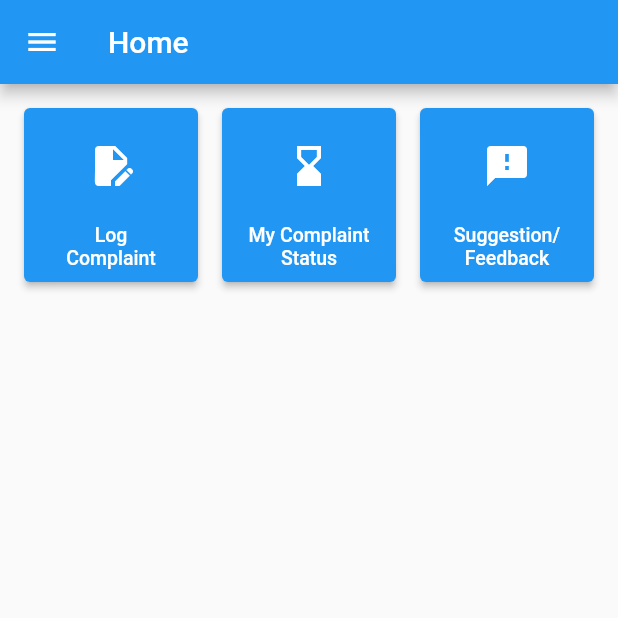
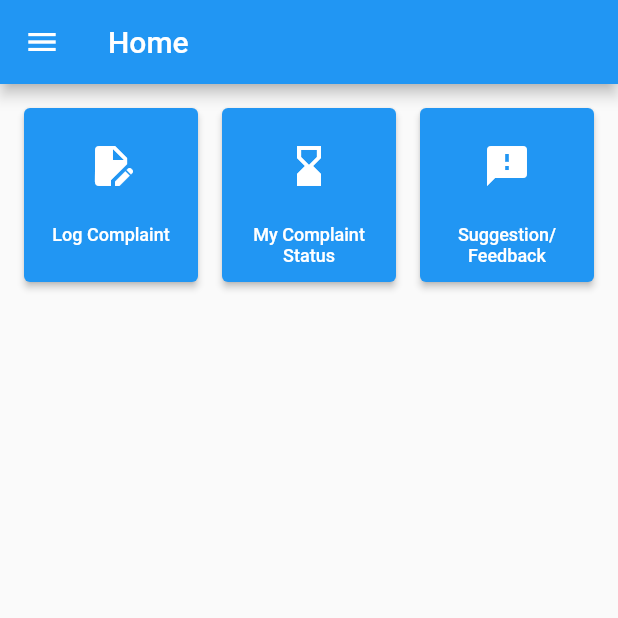
Before and after one commit to Chinmay-Gurav/DeltaNode, a Flutter app: the HomePage screen opened directly, on a phone screen of 412 x 824 dp, the top half of it. Run offline on Flutter 3.47's test engine with Material 2 defaults, Android fonts, the phone set to English and light mode, and no system bars; our stand-ins replace cloud_firestore, firebase_auth, firebase_core, firebase_storage, image_picker, page_transition and 1 more; accounts and stored records are empty.

Commit message:
water camera

```diff
--- a/lib/home.dart
+++ b/lib/home.dart
@@ -35,10 +35,9 @@ class _HomePageState extends State<HomePage> {
       ),
       drawer: Drawer(
         child: ListView(
-          padding: EdgeInsets.zero,
           children: <Widget>[
             Container(
-              height: 80,
+              height: 55,
               decoration: const BoxDecoration(
                 color: Colors.blue,
               ),
@@ -150,7 +149,7 @@ class _HomePageState extends State<HomePage> {
               textAlign: TextAlign.center,
               style: Theme.of(context).textTheme.titleLarge?.copyWith(
                     color: Colors.white,
-                    fontSize: 13,
+                    fontSize: 12,
                   ),
             ),
           ),
```
